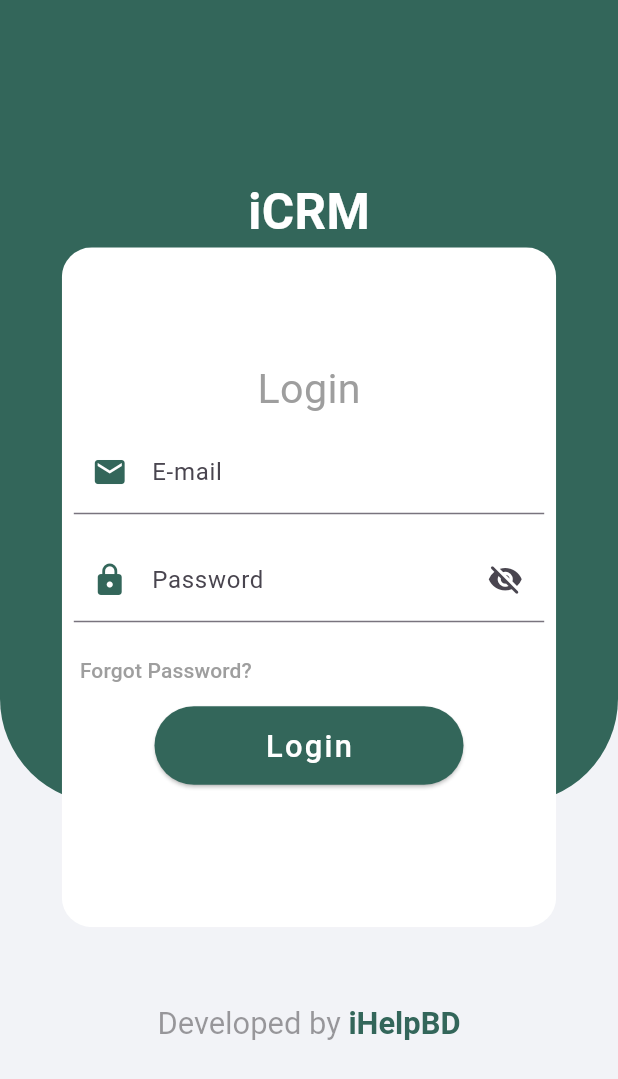
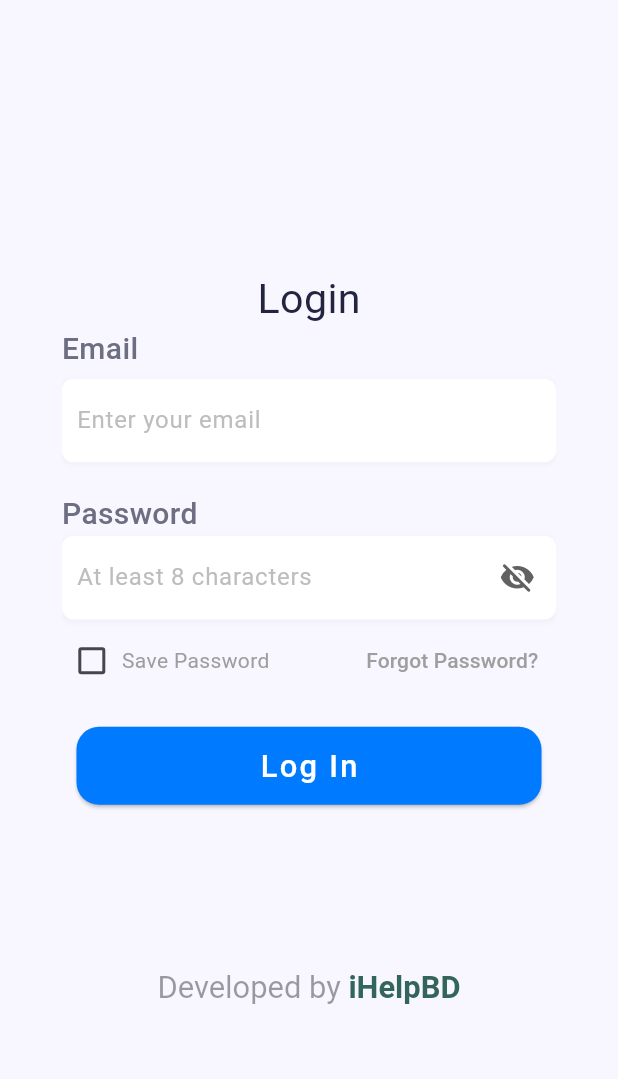
Before and after one commit to mahdi-islam-pranto/CRM-APP-iHelp, a Flutter app: the screen it shows after launch, on a phone screen of 412 x 824 dp. Shown: the top 1079 px of the screen. Run offline on Flutter 3.47's test engine with Material 3 defaults, Android fonts, the phone set to English and light mode, and no system bars; our stand-ins replace animated_splash_screen, awesome_dialog, fl_chart, flutter_screenutil, flutter_spinkit, get and 3 more; missing offline and left inert: animated_floating_buttons, flutter_animated_dialog, simple_fontellico_progress_dialog.

Commit message:
login page UI added

```diff
--- a/lib/Auth/login_page.dart
+++ b/lib/Auth/login_page.dart
@@ -7,6 +7,7 @@
 import 'package:simple_fontellico_progress_dialog/simple_fontico_loading.dart';
 import 'package:untitled1/Dashboard/bottom_navigation_page.dart';
 import 'package:untitled1/components/CustomProgress.dart';
+import 'package:untitled1/resourses/app_colors.dart';
 import '../API/api_url.dart';
 import '../resourses/resourses.dart';
 
@@ -44,49 +45,15 @@
       child: SafeArea(
           child: Scaffold(
         resizeToAvoidBottomInset: false,
-        backgroundColor: const Color(0xfff2f3f7),
-        body: Stack(
-          children: <Widget>[
-            SizedBox(
-              height: MediaQuery.of(context).size.height * 0.65,
-              width: MediaQuery.of(context).size.width,
-              child: Container(
-                decoration: BoxDecoration(
-                  color: R.appColors.buttonColor,
-                  borderRadius: const BorderRadius.only(
-                    bottomLeft: Radius.circular(70),
-                    bottomRight: Radius.circular(70),
-                  ),
-                ),
-              ),
-            ),
-            Column(
+        backgroundColor: backgroundColor,
+        body: Column(
           mainAxisAlignment: MainAxisAlignment.center,
           children: <Widget>[
-                _buildLogo(),
             _buildContainer(),
             _buildInventor(),
           ],
-            )
-          ],
         ),
       )),
-    );
-  }
-
-  Widget _buildLogo() {
-    return Row(
-      mainAxisAlignment: MainAxisAlignment.center,
-      children: <Widget>[
-        Text(
-          'iCRM',
-          style: TextStyle(
-            fontSize: MediaQuery.of(context).size.height / 25,
-            fontWeight: FontWeight.bold,
-            color: Colors.white,
-          ),
-        )
-      ],
     );
   }
 
@@ -101,8 +68,8 @@
           child: Container(
             height: MediaQuery.of(context).size.height * 0.55,
             width: MediaQuery.of(context).size.width * 0.8,
-            decoration: const BoxDecoration(
-              color: Colors.white,
+            decoration: BoxDecoration(
+              color: backgroundColor,
             ),
             child: Column(
               mainAxisAlignment: MainAxisAlignment.center,
@@ -115,14 +82,32 @@
                       "Login",
                       style: TextStyle(
                         fontSize: MediaQuery.of(context).size.height / 30,
-                        color: R.appColors.grey,
+                        color: const Color(0xFF232440),
                       ),
                     ),
                   ],
                 ),
                 _buildEmailRow(),
+                const SizedBox(height: 20),
                 _buildPasswordRow(),
-                _buildForgetPassword(),
+
+                // save password & forget password
+
+                Row(
+                  mainAxisAlignment: MainAxisAlignment.spaceBetween,
+                  children: [
+                    // save password
+                    _buildSavePassword(),
+
+                    // forget password
+                    _buildForgetPassword()
+                  ],
+                ),
+
+                const SizedBox(
+                  height: 20,
+                ),
+
                 _buildLoginButton(),
               ],
             ),
@@ -133,10 +118,40 @@
   }
 
   Widget _buildEmailRow() {
-    return Padding(
-      padding: const EdgeInsets.all(8),
-      child: Form(
+    return Container(
+      child: Column(
+        crossAxisAlignment: CrossAxisAlignment.start,
+        children: [
+          const Text(
+            "Email",
+            style: TextStyle(
+                fontSize: 20,
+                fontWeight: FontWeight.w500,
+                color: Color(0xFF6E6E82)),
+          ),
+
+          const SizedBox(
+            height: 5,
+          ),
+
+          // Email form
+          Form(
             key: emailKey,
+            child: Container(
+              height: 55.78,
+              width: 380,
+              decoration: BoxDecoration(
+                color: Colors.white,
+                borderRadius: BorderRadius.circular(8),
+                boxShadow: [
+                  BoxShadow(
+                    color: Colors.grey.withOpacity(0.1),
+                    spreadRadius: 0,
+                    blurRadius: 3,
+                    offset: const Offset(0, 1), // changes position of shadow
+                  ),
+                ],
+              ),
               child: TextFormField(
                 keyboardType: TextInputType.emailAddress,
                 validator: (value) {
@@ -151,21 +166,57 @@
                   });
                 },
                 decoration: InputDecoration(
-              prefixIcon: Icon(
-                Icons.email,
-                color: R.appColors.buttonColor,
+                  focusedBorder: const OutlineInputBorder(
+                    borderSide: BorderSide(color: Colors.blue, width: 2.0),
                   ),
-              labelText: 'E-mail'),
+                  hintText: 'Enter your email',
+                  hintStyle: TextStyle(color: Colors.grey[400]),
+                  border: InputBorder.none,
+                  contentPadding:
+                      const EdgeInsets.symmetric(vertical: 16, horizontal: 10),
+                  fillColor: const Color(0xFFF8F6F8),
                 ),
+              ),
+            ),
+          ),
+        ],
       ),
     );
   }
 
   Widget _buildPasswordRow() {
-    return Padding(
-      padding: const EdgeInsets.all(8),
-      child: Form(
+    return Container(
+      height: 88.32,
+      width: 380,
+      child: Column(
+        crossAxisAlignment: CrossAxisAlignment.start,
+        children: [
+          const Text(
+            "Password",
+            style: TextStyle(
+                fontSize: 20,
+                fontWeight: FontWeight.w500,
+                color: Color(0xFF6E6E82)),
+          ),
+
+          // password form
+          Form(
             key: passwordKey,
+            child: Container(
+              height: 55.78,
+              width: 380,
+              decoration: BoxDecoration(
+                color: Colors.white,
+                borderRadius: BorderRadius.circular(8),
+                boxShadow: [
+                  BoxShadow(
+                    color: Colors.grey.withOpacity(0.1),
+                    spreadRadius: 0,
+                    blurRadius: 3,
+                    offset: const Offset(0, 1), // changes position of shadow
+                  ),
+                ],
+              ),
               child: TextFormField(
                 keyboardType: TextInputType.visiblePassword,
                 obscureText: _obscured,
@@ -182,11 +233,15 @@
                   });
                 },
                 decoration: InputDecoration(
-            prefixIcon: Icon(
-              Icons.lock,
-              color: R.appColors.buttonColor,
+                  focusedBorder: const OutlineInputBorder(
+                    borderSide: BorderSide(color: Colors.blue, width: 2.0),
                   ),
-            labelText: 'Password',
+                  hintText: 'At least 8 characters',
+                  hintStyle: TextStyle(color: Colors.grey[400]),
+                  border: InputBorder.none,
+                  contentPadding:
+                      const EdgeInsets.symmetric(vertical: 16, horizontal: 10),
+                  fillColor: const Color(0xFFF8F6F8),
                   suffixIcon: Padding(
                     padding: const EdgeInsets.fromLTRB(0, 0, 4, 0),
                     child: GestureDetector(
@@ -196,11 +251,15 @@
                             ? Icons.visibility_off_rounded
                             : Icons.visibility_rounded,
                         size: 24,
+                        color: Colors.grey[700],
                       ),
                     ),
                   ),
                 ),
               ),
+            ),
+          ),
+        ],
       ),
     );
   }
@@ -223,19 +282,47 @@
     );
   }
 
+  var _savePassword = false;
+  Widget _buildSavePassword() {
+    return Row(
+      children: [
+        Checkbox(
+          activeColor: Colors.blue,
+          materialTapTargetSize: MaterialTapTargetSize.shrinkWrap,
+          value: _savePassword,
+          onChanged: (value) {
+            setState(() {
+              _savePassword = value!;
+            });
+          },
+        ),
+        Text(
+          "Save Password",
+          style: TextStyle(
+            color: R.appColors.grey,
+          ),
+        ),
+      ],
+    );
+  }
+
   Widget _buildLoginButton() {
     return Row(
       mainAxisAlignment: MainAxisAlignment.center,
       children: <Widget>[
         Container(
-          height: 1.4 * (MediaQuery.of(context).size.height / 22),
-          width: 5 * (MediaQuery.of(context).size.width / 10),
+          height: 52,
+          width: 310,
           margin: const EdgeInsets.only(bottom: 20),
           child: ElevatedButton(
-            style: ButtonStyle(
-                backgroundColor: MaterialStateProperty.all(
-              R.appColors.buttonColor,
-            )),
+            style: ElevatedButton.styleFrom(
+              minimumSize: const Size(164, 52),
+              maximumSize: const Size(181, 52),
+              backgroundColor: buttonColor,
+              shape: RoundedRectangleBorder(
+                borderRadius: BorderRadius.circular(15),
+              ),
+            ),
             onPressed: () {
               if (emailKey.currentState!.validate() &&
                   passwordKey.currentState!.validate()) {
@@ -243,7 +330,7 @@
               }
             },
             child: Text(
-              "Login",
+              "Log In",
               style: TextStyle(
                 color: Colors.white,
                 letterSpacing: 1.5,
@@ -354,7 +441,6 @@
           sharedPreferences.setString(
               "user_role", data['data']['user']['designation'].toString());
 
-
           // Print email, password, and token
           print("Email: ${email}");
           print("Password: ${password}");
--- a/lib/resourses/app_colors.dart
+++ b/lib/resourses/app_colors.dart
@@ -6,10 +6,10 @@
   Color grey = Colors.grey;
   Color red = Colors.red;
   Color white = Colors.white;
-  Color buttonColor = Color(0xff33665A);
+  Color buttonColor = const Color(0xff33665A);
   Color backgroundColor = const Color(0xFFF8F6F8);
 }
 
-Color backgroundColor = const Color(0xFFF8F6F8);
+Color backgroundColor = const Color(0xFFF8F6FF);
 Color appBarColor = const Color(0xFFF8F6F8);
 Color buttonColor = const Color(0xFF007AFF);
```
Lines whose indentation alone changed are shown as unchanged.
